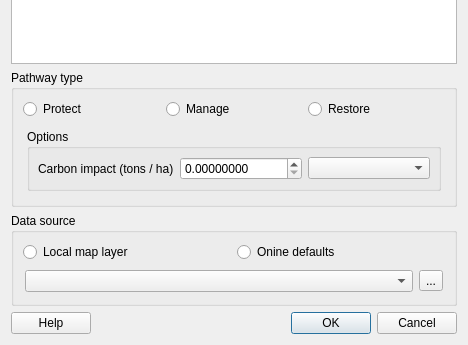
First picture: the form in src/cplus_plugin/ui/ncs_pathway_editor_dialog.ui, repository ConservationInternational/cplus-plugin, before the edit; both pictures show x 0 to 468 and y 216 to 561 of the 468 by 561 pixel window.
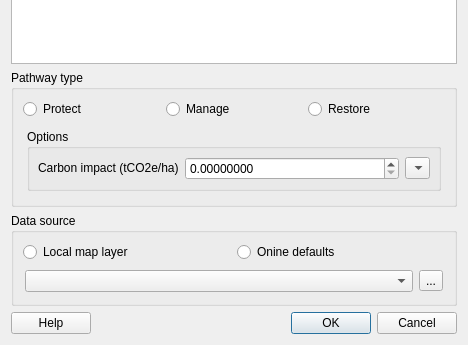
Second picture: the form after the edit. The open tabs and pages were chosen to show the change. Custom widgets are drawn as their Qt base class.

Commit message: Update NCS Editor to fetch naturebase stats.

```diff
--- a/src/cplus_plugin/ui/ncs_pathway_editor_dialog.ui
+++ b/src/cplus_plugin/ui/ncs_pathway_editor_dialog.ui
@@ -209,15 +209,15 @@
              <item row="0" column="0">
               <widget class="QLabel" name="label_3">
                <property name="text">
-                <string>Carbon impact (tons / ha)</string>
+                <string>&lt;html&gt;&lt;head/&gt;&lt;body&gt;&lt;p&gt;Carbon impact (tCO2e/ha)&lt;/p&gt;&lt;/body&gt;&lt;/html&gt;</string>
                </property>
               </widget>
              </item>
              <item row="0" column="1">
               <widget class="QgsDoubleSpinBox" name="sb_management_carbon_impact">
                <property name="sizePolicy">
-                <sizepolicy hsizetype="Preferred" vsizetype="Fixed">
-                 <horstretch>0</horstretch>
+                <sizepolicy hsizetype="Expanding" vsizetype="Fixed">
+                 <horstretch>5</horstretch>
                  <verstretch>0</verstretch>
                 </sizepolicy>
                </property>
@@ -235,13 +235,110 @@
              <item row="0" column="2">
               <widget class="QComboBox" name="cbo_naturebase_carbon">
                <property name="sizePolicy">
-                <sizepolicy hsizetype="Preferred" vsizetype="Fixed">
-                 <horstretch>0</horstretch>
+                <sizepolicy hsizetype="Fixed" vsizetype="Fixed">
+                 <horstretch>1</horstretch>
                  <verstretch>0</verstretch>
                 </sizepolicy>
                </property>
+               <property name="maximumSize">
+                <size>
+                 <width>25</width>
+                 <height>16777215</height>
+                </size>
+               </property>
                <property name="toolTip">
                 <string>Choose a computed value for the corresponding or similar Naturebase layer</string>
+               </property>
+               <property name="sizeAdjustPolicy">
+                <enum>QComboBox::AdjustToContents</enum>
+               </property>
+              </widget>
+             </item>
+            </layout>
+           </widget>
+          </item>
+         </layout>
+        </widget>
+        <widget class="QWidget" name="pg_restoration">
+         <layout class="QGridLayout" name="gridLayout_8">
+          <property name="leftMargin">
+           <number>4</number>
+          </property>
+          <property name="topMargin">
+           <number>4</number>
+          </property>
+          <property name="rightMargin">
+           <number>4</number>
+          </property>
+          <property name="bottomMargin">
+           <number>4</number>
+          </property>
+          <item row="0" column="0">
+           <widget class="QgsCollapsibleGroupBox" name="mGroupBox_2">
+            <property name="title">
+             <string>Options</string>
+            </property>
+            <layout class="QGridLayout" name="gridLayout_7">
+             <property name="leftMargin">
+              <number>8</number>
+             </property>
+             <property name="topMargin">
+              <number>8</number>
+             </property>
+             <property name="rightMargin">
+              <number>8</number>
+             </property>
+             <property name="bottomMargin">
+              <number>8</number>
+             </property>
+             <property name="spacing">
+              <number>6</number>
+             </property>
+             <item row="0" column="0">
+              <widget class="QLabel" name="label_4">
+               <property name="text">
+                <string>&lt;html&gt;&lt;head/&gt;&lt;body&gt;&lt;p&gt;Carbon impact (tCO2e/ha)&lt;/p&gt;&lt;/body&gt;&lt;/html&gt;</string>
+               </property>
+              </widget>
+             </item>
+             <item row="0" column="1">
+              <widget class="QgsDoubleSpinBox" name="sb_management_carbon_impact_rst">
+               <property name="sizePolicy">
+                <sizepolicy hsizetype="Expanding" vsizetype="Fixed">
+                 <horstretch>5</horstretch>
+                 <verstretch>0</verstretch>
+                </sizepolicy>
+               </property>
+               <property name="decimals">
+                <number>8</number>
+               </property>
+               <property name="maximum">
+                <double>1000.000000000000000</double>
+               </property>
+               <property name="singleStep">
+                <double>10.000000000000000</double>
+               </property>
+              </widget>
+             </item>
+             <item row="0" column="2">
+              <widget class="QComboBox" name="cbo_naturebase_carbon_rst">
+               <property name="sizePolicy">
+                <sizepolicy hsizetype="Fixed" vsizetype="Fixed">
+                 <horstretch>1</horstretch>
+                 <verstretch>0</verstretch>
+                </sizepolicy>
+               </property>
+               <property name="maximumSize">
+                <size>
+                 <width>25</width>
+                 <height>16777215</height>
+                </size>
+               </property>
+               <property name="toolTip">
+                <string>Choose a computed value for the corresponding or similar Naturebase layer</string>
+               </property>
+               <property name="sizeAdjustPolicy">
+                <enum>QComboBox::AdjustToContents</enum>
                </property>
               </widget>
              </item>
```
Left out of the diff: 7 changed lines with no effect on the pictures. The commit also changes 3 other files.
